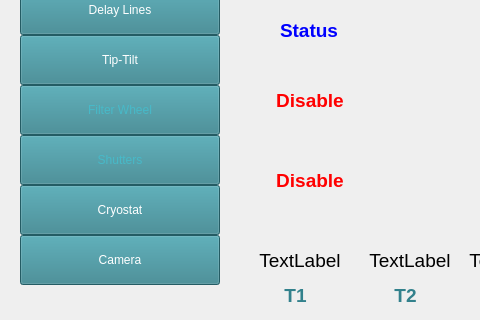
Above: main_window.ui from SCIFY-IvS/NOTTControl before the change; both pictures show x 0 to 480 and y 315 to 635 of the 1024 by 786 pixel window. Below: the same form after it.
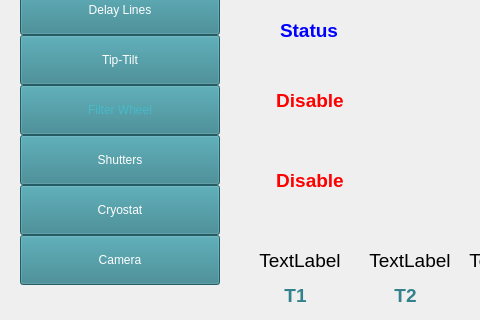
That is the form after the change. Icons and pictures are not drawn.

Commit message: Change appearance of the shutters button, to indicate it is active

The edit to the form file:
```diff
--- a/main_window.ui
+++ b/main_window.ui
@@ -469,7 +469,7 @@
     <property name="styleSheet">
      <string notr="true">background-color: rgb(50, 129, 140);
 font: 700 14pt &quot;Segoe UI&quot;;
-color: rgb(71, 185, 200);</string>
+color: rgb(255, 255, 255);</string>
     </property>
     <property name="text">
      <string>Shutters</string>
```
